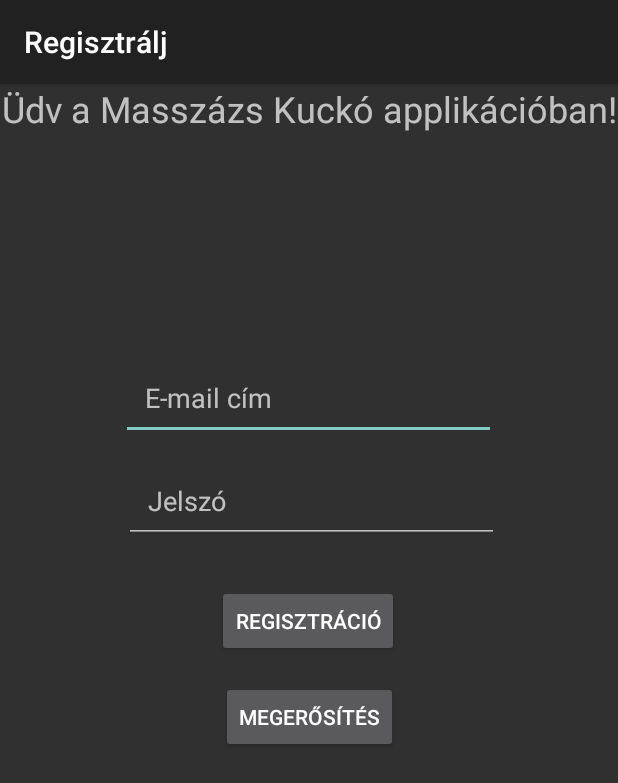
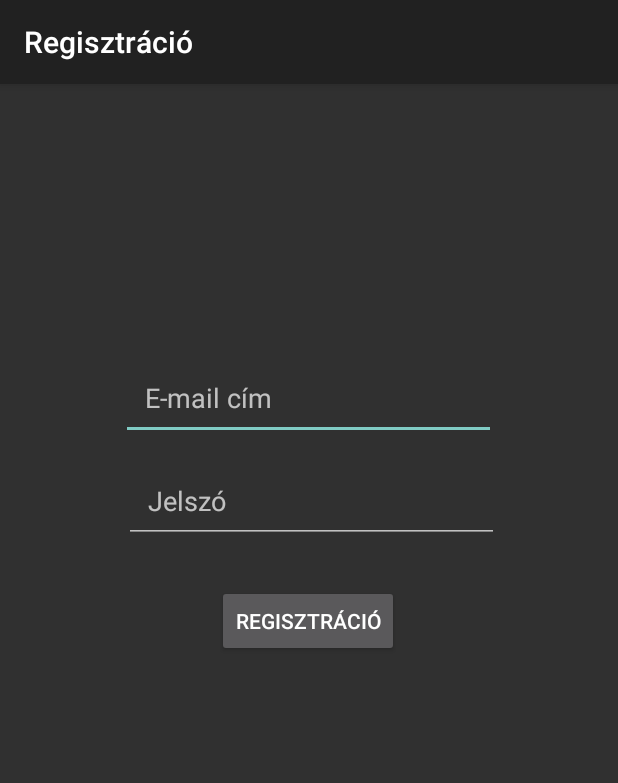
Before and after one commit to btomi2016/Masszazs, an Android app: the RegistrationActivity screen opened directly, with no data from a screen before it, on a phone screen of 412 x 824 dp. Shown: the top 783 px of the screen. Run offline under Robolectric (Android 15) with nearby library versions, the phone set to English and light mode, and no system bars; our stand-ins replace Firebase (no records; nobody signed in at launch, a user with empty details on screens opened directly).

Commit message:
Nyelvi változtatások
Nyelvi változtatások

```diff
--- a/app/src/main/res/layout/activity_registration.xml
+++ b/app/src/main/res/layout/activity_registration.xml
@@ -10,7 +10,6 @@
         android:id="@+id/welcome_message"
         android:layout_width="wrap_content"
         android:layout_height="wrap_content"
-        android:text="@string/welcome_message"
         android:textSize="24sp"
         app:layout_constraintBottom_toTopOf="@+id/email_field"
         app:layout_constraintEnd_toEndOf="parent"
@@ -57,15 +56,4 @@
         app:layout_constraintStart_toStartOf="parent"
         app:layout_constraintTop_toBottomOf="@+id/password_field" />
 
-    <Button
-        android:id="@+id/confirm_button"
-        android:layout_width="wrap_content"
-        android:layout_height="wrap_content"
-        android:layout_marginTop="16dp"
-        android:text="@string/confirm_button_text"
-        app:layout_constraintTop_toBottomOf="@+id/register_button"
-        app:layout_constraintStart_toStartOf="parent"
-        app:layout_constraintEnd_toEndOf="parent"
-        android:layout_marginBottom="16dp"/>
-
 </androidx.constraintlayout.widget.ConstraintLayout>
--- a/app/src/main/res/values/strings.xml
+++ b/app/src/main/res/values/strings.xml
@@ -1,5 +1,5 @@
 <resources>
-    <string name="app_name">Masszazs</string>
+    <string name="app_name">Masszázs Kuckó</string>
     <string name="username_hint">Felhasználónév</string>
     <string name="password_hint">Jelszó</string>
     <string name="email_hint">E-mail cím</string>
```
Also changed, not shown: app/src/main/AndroidManifest.xml (+4 -4 lines).
